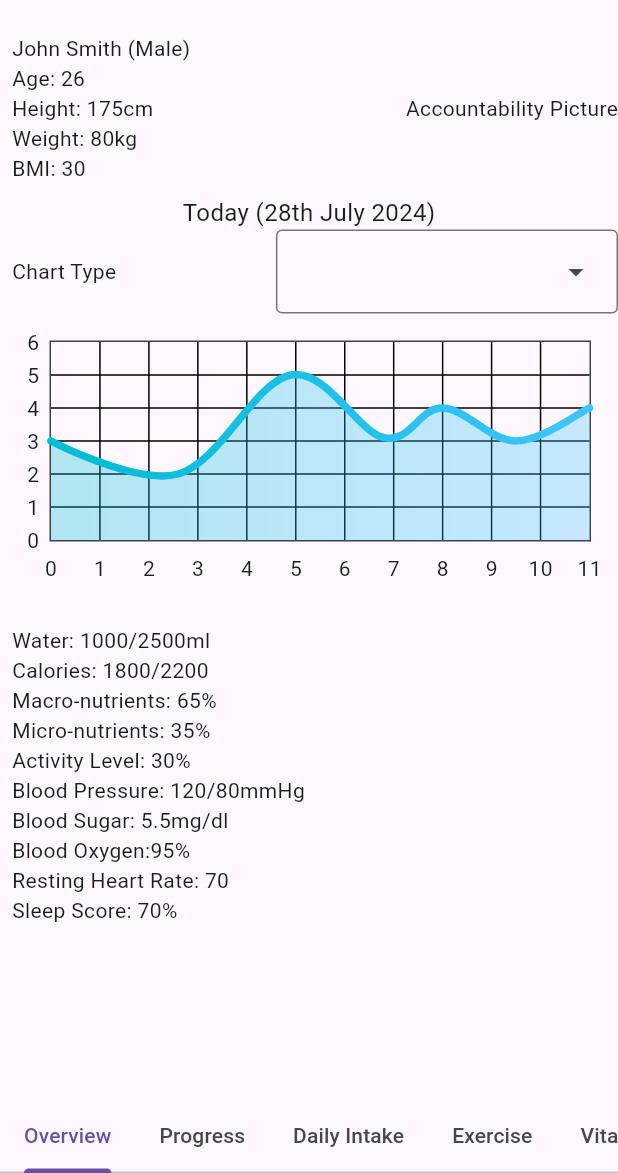
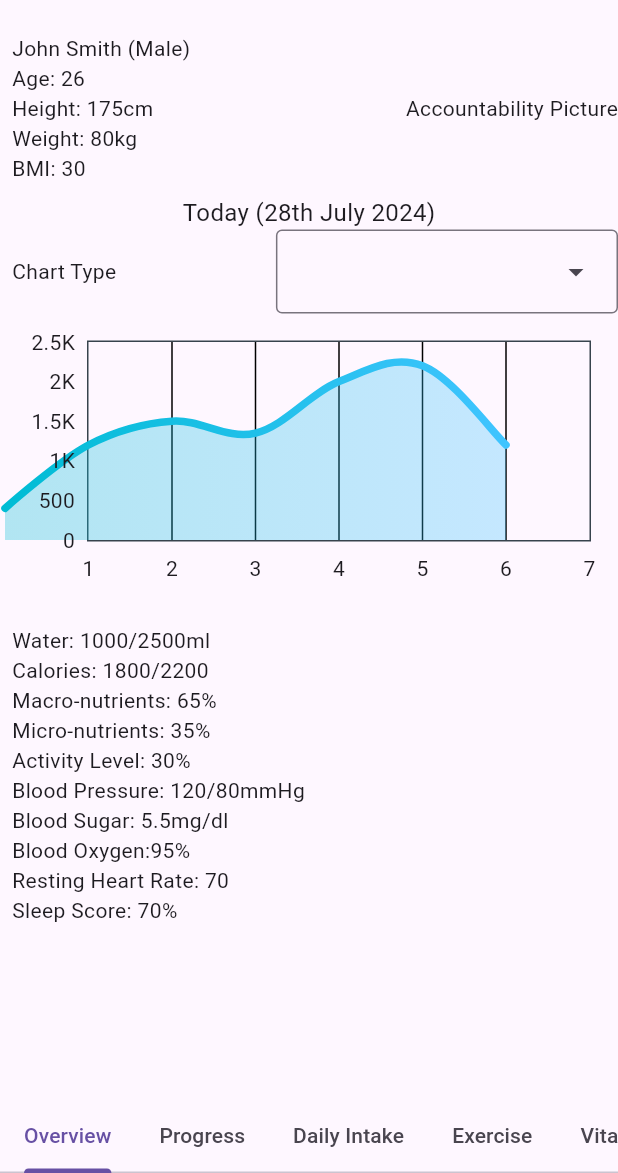
Before and after one commit to dcrebbin/all-health-flutter, a Flutter app: the screen it shows after launch, on a phone screen of 412 x 824 dp, the part 63-1236 px from its top. Run offline on Flutter 3.47's test engine with Material 3 defaults, Android fonts, the phone set to English and light mode, and no system bars; drawn by our look-alikes of fl_chart; our stand-ins replace flutter_dotenv, get_it, go_router, injectable, shared_preferences, sqflite; accounts and stored records are empty.

```diff
--- a/lib/pages/home/overview.dart
+++ b/lib/pages/home/overview.dart
@@ -10,6 +10,20 @@ class Overview extends StatefulWidget {
 
   @override
   State<Overview> createState() => _OverviewState();
+}
+
+class Metric {
+  List<double> data = [];
+  double min = 0;
+  double max = 0;
+  double increment = 0;
+
+  Metric({
+    required this.data,
+    required this.min,
+    required this.max,
+    required this.increment,
+  });
 }
 
 class _OverviewState extends State<Overview> {
@@ -26,45 +40,70 @@ class _OverviewState extends State<Overview> {
     'Sleep Score',
   ];
 
-  List<int> waterIntake = [400, 1200, 1500, 1350, 2000, 2200, 1200];
-  List<int> calorieIntake = [1800, 2000, 2200, 1500, 2000, 2200, 1200];
-  List<double> macroIntake = [65, 75, 35, 60, 70, 75, 90];
-  List<double> microIntake = [20, 35, 25, 45, 35, 55, 35];
-  List<double> activityLevel = [60, 30, 10, 50, 70, 40, 60];
-  List<Map<String, int>> bloodPressure = [
-    {
-      'systolic': 120,
-      'diastolic': 80,
-    },
-    {
-      'systolic': 130,
-      'diastolic': 85,
-    },
-    {
-      'systolic': 110,
-      'diastolic': 88,
-    },
-    {
-      'systolic': 130,
-      'diastolic': 90,
-    },
-    {
-      'systolic': 120,
-      'diastolic': 92,
-    },
-    {
-      'systolic': 150,
-      'diastolic': 95,
-    },
-    {
-      'systolic': 130,
-      'diastolic': 98,
-    },
-  ];
-  List<double> bloodSugar = [4.5, 4.6, 4.7, 4.8, 3.9, 4.0, 5.1];
-  List<double> bloodOxygen = [98, 96, 97, 96, 95, 97, 99];
-  List<int> restingHeartRate = [70, 71, 72, 73, 64, 75, 76];
-  List<int> sleepScore = [70, 71, 72, 73, 74, 75, 76];
+  String selectedMetric = "Water";
+
+  Map<String, Metric> metricToGraphConfig = {
+    "Water": Metric(
+      data: [400, 1200, 1500, 1350, 2000, 2200, 1200],
+      min: 0,
+      max: 2500,
+      increment: 500,
+    ),
+    "Calories": Metric(
+      data: [1800, 2000, 2200, 1500, 2000, 2200, 1200],
+      min: 0,
+      max: 2500,
+      increment: 500,
+    ),
+    "Macro-nutrients": Metric(
+      data: [65, 75, 35, 60, 70, 75, 90],
+      min: 0,
+      max: 100,
+      increment: 10,
+    ),
+    "Micro-nutrients": Metric(
+      data: [20, 35, 25, 45, 35, 55, 35],
+      min: 0,
+      max: 100,
+      increment: 10,
+    ),
+    "Activity": Metric(
+      data: [60, 30, 10, 50, 70, 40, 60],
+      min: 0,
+      max: 100,
+      increment: 10,
+    ),
+    "Blood Pressure": Metric(
+      data: [120, 130, 110, 130, 120, 150, 130],
+      min: 0,
+      max: 100,
+      increment: 10,
+    ),
+    "Blood Sugar": Metric(
+      data: [4.5, 4.6, 4.7, 4.8, 3.9, 4.0, 5.1],
+      min: 0,
+      max: 10,
+      increment: 0.1,
+    ),
+    "Blood Oxygen": Metric(
+      data: [98, 96, 97, 96, 95, 97, 99],
+      min: 0,
+      max: 100,
+      increment: 10,
+    ),
+    "Resting Heart Rate": Metric(
+      data: [70, 71, 72, 73, 64, 75, 76],
+      min: 0,
+      max: 100,
+      increment: 10,
+    ),
+    "Sleep Score": Metric(
+      data: [70, 71, 72, 73, 74, 75, 76],
+      min: 0,
+      max: 100,
+      increment: 10,
+    ),
+  };
 
   Widget build(BuildContext context) {
     return Container(
@@ -103,9 +142,15 @@ class _OverviewState extends State<Overview> {
             mainAxisAlignment: MainAxisAlignment.spaceBetween,
             children: [
               Container(
-                  padding: const EdgeInsets.all(8), child: Text('Chart Type')),
+                  padding: const EdgeInsets.all(8),
+                  child: const Text('Chart Type')),
               DropdownMenu(
                   textStyle: const TextStyle(fontSize: 15),
+                  onSelected: (value) {
+                    setState(() {
+                      selectedMetric = value ?? "Water";
+                    });
+                  },
                   dropdownMenuEntries: items.map((item) {
                     return DropdownMenuEntry(
                       value: item,
@@ -171,15 +216,15 @@ class _OverviewState extends State<Overview> {
           );
         },
       ),
-      titlesData: const FlTitlesData(
+      titlesData: FlTitlesData(
         show: true,
-        rightTitles: AxisTitles(
+        rightTitles: const AxisTitles(
           sideTitles: SideTitles(showTitles: false),
         ),
-        topTitles: AxisTitles(
+        topTitles: const AxisTitles(
           sideTitles: SideTitles(showTitles: false),
         ),
-        bottomTitles: AxisTitles(
+        bottomTitles: const AxisTitles(
           sideTitles: SideTitles(
             showTitles: true,
             reservedSize: 30,
@@ -189,8 +234,8 @@ class _OverviewState extends State<Overview> {
         leftTitles: AxisTitles(
           sideTitles: SideTitles(
             showTitles: true,
-            interval: 1,
-            reservedSize: 15,
+            interval: metricToGraphConfig[selectedMetric]?.increment ?? 1,
+            reservedSize: 40,
           ),
         ),
       ),
@@ -198,21 +243,19 @@ class _OverviewState extends State<Overview> {
         show: true,
         border: Border.all(color: const Color(0xff37434d)),
       ),
-      minX: 0,
-      maxX: 11,
-      minY: 0,
-      maxY: 6,
+      minX: 1,
+      maxX: 7,
+      minY: metricToGraphConfig[selectedMetric]?.min ?? 0,
+      maxY: metricToGraphConfig[selectedMetric]?.max ?? 100,
       lineBarsData: [
         LineChartBarData(
-          spots: const [
-            FlSpot(0, 3),
-            FlSpot(2.6, 2),
-            FlSpot(4.9, 5),
-            FlSpot(6.8, 3.1),
-            FlSpot(8, 4),
-            FlSpot(9.5, 3),
-            FlSpot(11, 4),
-          ],
+          spots: metricToGraphConfig[selectedMetric]
+                  ?.data
+                  .asMap()
+                  .entries
+                  .map((e) => FlSpot(e.key.toDouble(), e.value))
+                  .toList() ??
+              [],
           isCurved: true,
           gradient: LinearGradient(
             colors: gradientColors,
```
